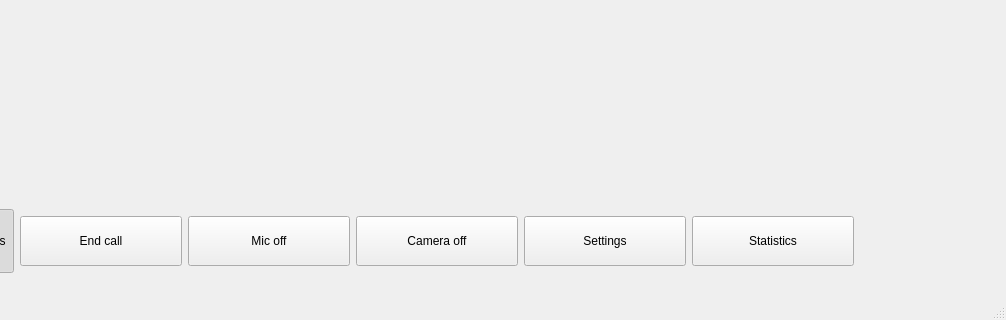
Before: the Qt Designer form ui/callwindow.ui in ultravideo/uvgComm, drawn with Qt 5; both pictures show x 274 to 1280 and y 441 to 761 of the 1280 by 761 pixel window.
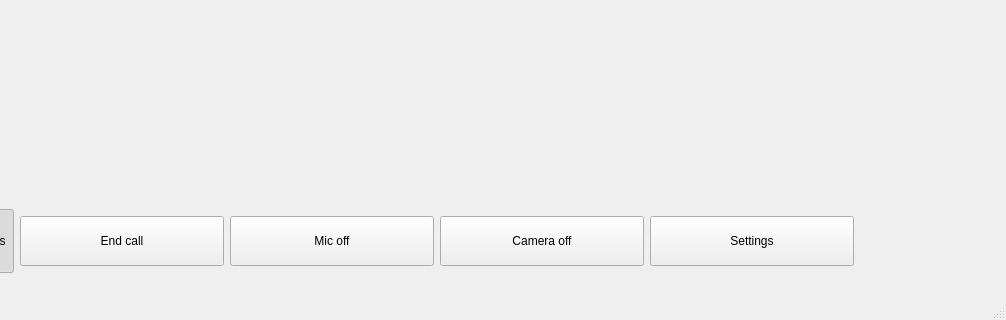
After: the same form once the commit is applied. Custom widgets are drawn as their Qt base class.

Commit message: Moved statistics window to upper Menu for less UI glutter.

The edit to the form file:
```diff
--- a/ui/callwindow.ui
+++ b/ui/callwindow.ui
@@ -7,7 +7,7 @@
     <x>0</x>
     <y>0</y>
     <width>1280</width>
-    <height>720</height>
+    <height>759</height>
    </rect>
   </property>
   <property name="sizePolicy">
@@ -146,19 +146,6 @@
          </property>
         </widget>
        </item>
-       <item>
-        <widget class="QPushButton" name="stats">
-         <property name="minimumSize">
-          <size>
-           <width>50</width>
-           <height>50</height>
-          </size>
-         </property>
-         <property name="text">
-          <string>Statistics</string>
-         </property>
-        </widget>
-       </item>
        <item>
         <widget class="VideoWidget" name="SelfView" native="true">
          <property name="sizePolicy">
```
Left out of the diff: 23 changed lines with no effect on the pictures. The commit also changes 2 other files.
